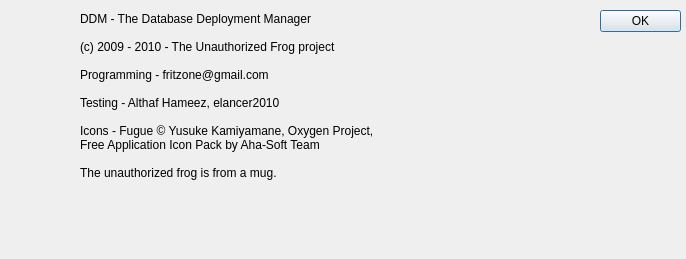
Old version of the form AboutBoxDialog.ui in the repository fritzone/ddm.
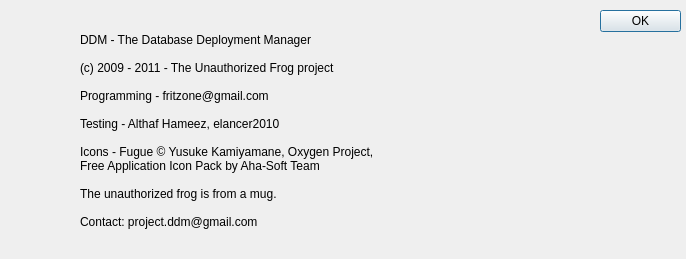
New version of the form. Icons and pictures are not drawn.

```diff
--- a/AboutBoxDialog.ui
+++ b/AboutBoxDialog.ui
@@ -63,13 +63,13 @@
      <x>80</x>
      <y>10</y>
      <width>441</width>
-     <height>171</height>
+     <height>241</height>
     </rect>
    </property>
    <property name="text">
     <string>DDM - The Database Deployment Manager
 
-(c) 2009 - 2010 - The Unauthorized Frog project
+(c) 2009 - 2011 - The Unauthorized Frog project
 
 Programming - fritzone@gmail.com
 
@@ -78,7 +78,9 @@
 Icons - Fugue © Yusuke Kamiyamane, Oxygen Project, 
 Free Application Icon Pack by Aha-Soft Team 
 
-The unauthorized frog is from a mug.</string>
+The unauthorized frog is from a mug.
+
+Contact: project.ddm@gmail.com</string>
    </property>
    <property name="textFormat">
     <enum>Qt::PlainText</enum>
```
